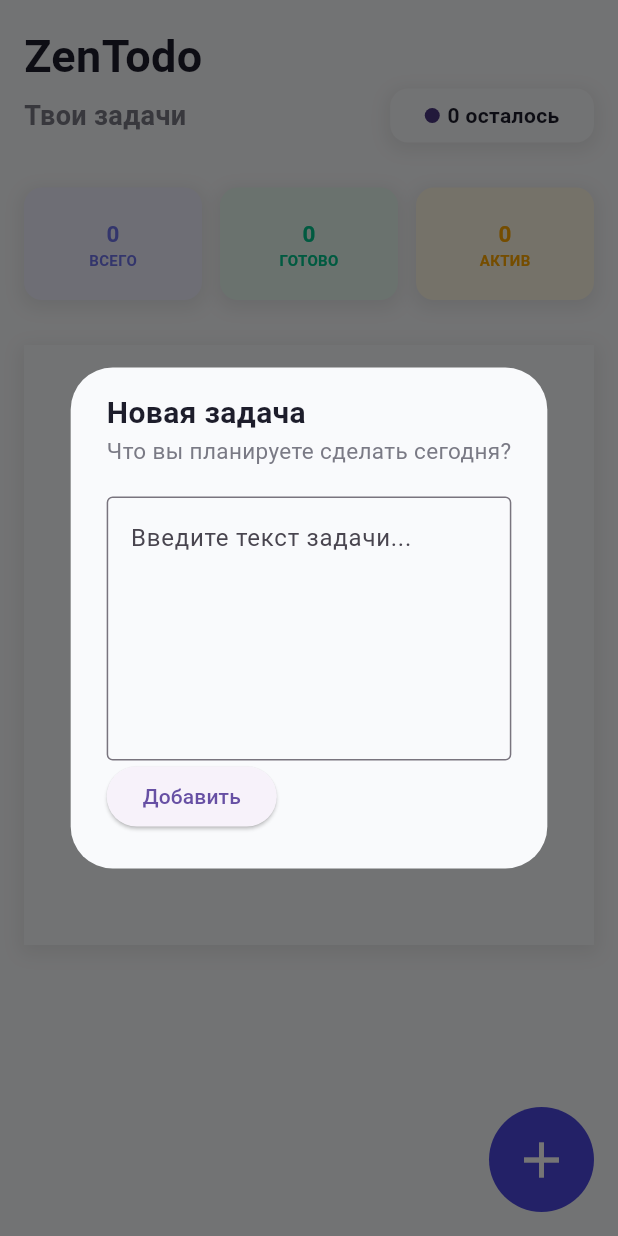
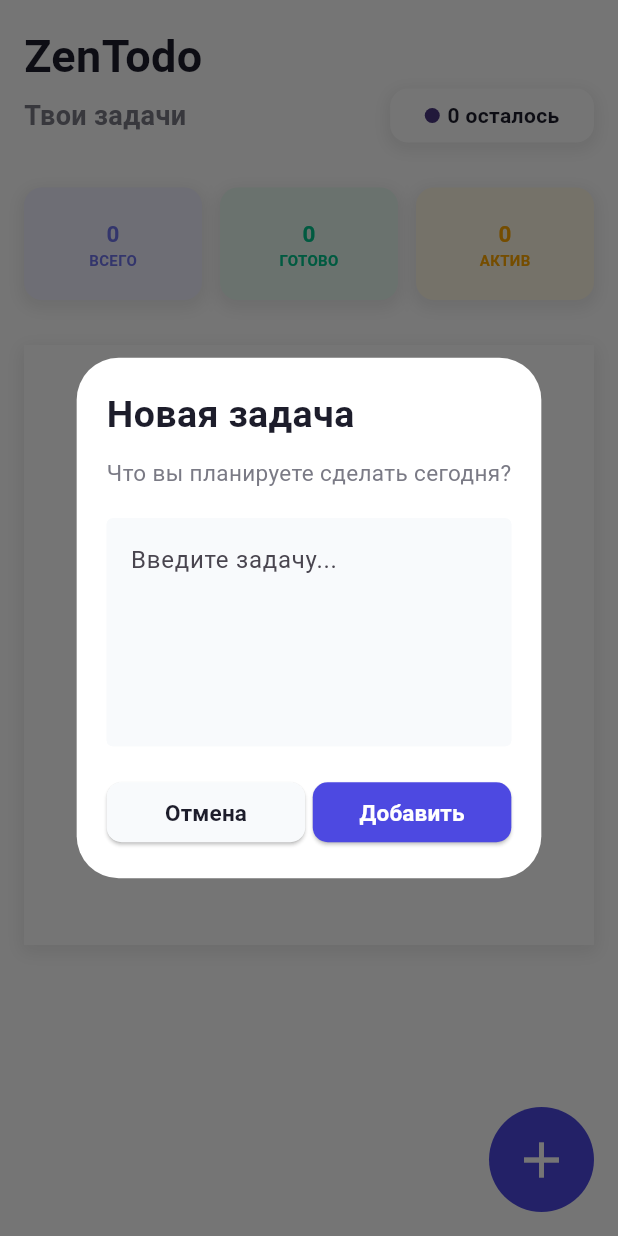
Before and after one commit to e1mirbek/Zen-Todo-App, a Flutter app: the screen it shows after launch, after a tap on the "add" icon, on a phone screen of 412 x 824 dp. Run offline on Flutter 3.47's test engine with Material 3 defaults, Android fonts, the light colour scheme and no system bars.

Commit message:
add widgets

```diff
--- a/lib/screens/add_task_screen.dart
+++ /dev/null
@@ -1,15 +0,0 @@
-import 'package:flutter/material.dart';
-
-class AddTaskScreen extends StatelessWidget {
-  const AddTaskScreen({super.key});
-
-  @override
-  Widget build(BuildContext context) {
-    return Scaffold(
-      appBar: AppBar(title: const Text("Add Task")),
-      body: const SafeArea(
-        child: Center(child: Text("This is the Add Task Screen")),
-      ),
-    );
-  }
-}
--- a/lib/screens/home_screen.dart
+++ b/lib/screens/home_screen.dart
@@ -1,6 +1,7 @@
 import 'package:flutter/material.dart';
 import 'package:zen_todo/models/task.dart';
 import 'package:zen_todo/theme/colors.dart';
+import 'package:zen_todo/widgets/task_dialog.dart';
 import 'package:zen_todo/widgets/empty_state.dart';
 import 'package:zen_todo/widgets/summary_card.dart';
 
@@ -12,7 +13,38 @@ class HomeScreen extends StatefulWidget {
 }
 
 class _HomeScreenState extends State<HomeScreen> {
-  TextEditingController taskController = TextEditingController();
+  // хранилище задач
+
+  List<Task> taskList = [];
+
+  // метод открытия AlertDialog
+
+  Future<void> _showDialog() async {
+    // Ждем (await), пока диалог откроется
+    final String? result = await showDialog<String>(
+      context: context,
+      builder: (context) => const TaskDialog(),
+    );
+    if (result != null && result.isNotEmpty) {
+      addTask(title: result);
+    }
+  }
+
+  // метод редактирование задачи
+
+  Future<void> updateTask(int index) async {
+    final currentIndex = taskList[index];
+    // открыть dialog - передавть текущий текст
+    final String? updateTask = await showDialog(
+      context: context,
+      builder: (context) => TaskDialog(initialText: currentIndex.title),
+    );
+    if (updateTask != null && updateTask.isNotEmpty) {
+      setState(() {
+        taskList[index] = Task(id: currentIndex.id, title: updateTask);
+      });
+    }
+  }
 
   // метод добавления задачи
   void addTask({required String title}) {
@@ -20,8 +52,6 @@ class _HomeScreenState extends State<HomeScreen> {
       taskList.add(
         Task(id: DateTime.now().toString(), title: title, isDone: false),
       );
-      taskController.clear();
-      back();
     });
   }
 
@@ -33,17 +63,6 @@ class _HomeScreenState extends State<HomeScreen> {
     });
   }
 
-  void back() {
-    Navigator.pop(context);
-  }
-
-  // хранилище задач
-
-  List<Task> taskList = [
-    // Task(id: "1", title: "Hello World"),
-    // Task(id: "1", title: "Hello World"),
-  ];
-
   @override
   Widget build(BuildContext context) {
     return Scaffold(
@@ -51,6 +70,7 @@ class _HomeScreenState extends State<HomeScreen> {
       body: SafeArea(
         child: Padding(
           padding: EdgeInsets.all(16.0),
+          child: SingleChildScrollView(
             child: Column(
               crossAxisAlignment: CrossAxisAlignment.start,
               children: [
@@ -153,8 +173,11 @@ class _HomeScreenState extends State<HomeScreen> {
                               "Нажмите на плюс, чтобы\n добавить новую задачу",
                         ),
                       )
-                  : Expanded(
-                      child: ListView.builder(
+                    : ListView.builder(
+                        physics:
+                            NeverScrollableScrollPhysics(), // отключаем scroll
+                        shrinkWrap:
+                            true, // занять столько высоты, сколько нужно задач
                         itemCount: taskList.length,
                         itemBuilder: (context, index) {
                           return Container(
@@ -178,13 +201,15 @@ class _HomeScreenState extends State<HomeScreen> {
                               trailing: Row(
                                 mainAxisSize: MainAxisSize.min,
                                 children: [
+                                  // метод редактирование
                                   IconButton(
-                                    onPressed: () {},
+                                    onPressed: () => updateTask(index),
                                     icon: Icon(
                                       Icons.edit_outlined,
                                       color: AppColors.cardBlueText,
                                     ),
                                   ),
+                                  // метод удаление
                                   IconButton(
                                     onPressed: () => removeTask(index: index),
                                     icon: Icon(
@@ -199,8 +224,8 @@ class _HomeScreenState extends State<HomeScreen> {
                           );
                         },
                       ),
+              ],
             ),
-            ],
           ),
         ),
       ),
@@ -208,69 +233,7 @@ class _HomeScreenState extends State<HomeScreen> {
         width: 70,
         height: 70,
         child: FloatingActionButton(
-          onPressed: () {
-            showDialog(
-              context: context,
-              builder: (context) {
-                return AlertDialog(
-                  backgroundColor: AppColors.background,
-                  content: Column(
-                    crossAxisAlignment: CrossAxisAlignment.start,
-                    mainAxisSize: MainAxisSize.min,
-                    children: [
-                      Text(
-                        "Новая задача",
-                        style: TextStyle(
-                          fontSize: 20.0,
-                          color: AppColors.mainText,
-                          fontWeight: FontWeight.bold,
-                        ),
-                      ),
-                      Text(
-                        "Что вы планируете сделать сегодня?",
-                        style: TextStyle(
-                          color: AppColors.secondaryText,
-                          fontSize: 15.0,
-                          fontWeight: FontWeight.w400,
-                        ),
-                      ),
-                      const SizedBox(height: 20.0),
-                      TextFormField(
-                        minLines: 6,
-                        maxLines: 6,
-                        controller: taskController,
-                        decoration: InputDecoration(
-                          hintText: "Введите текст задачи...",
-                          border: OutlineInputBorder(
-                            borderSide: BorderSide(
-                              color: AppColors.primaryPurple,
-                            ),
-                          ),
-                          focusedBorder: OutlineInputBorder(
-                            borderRadius: BorderRadius.circular(12.0),
-                            borderSide: const BorderSide(
-                              color: AppColors
-                                  .darkPurple, // Можно сделать потемнее/пожирнее
-                              width: 2.0,
-                            ),
-                          ),
-                        ),
-                      ),
-                      Row(
-                        children: [
-                          ElevatedButton(
-                            onPressed: () =>
-                                addTask(title: taskController.text),
-                            child: Center(child: Text("Добавить")),
-                          ),
-                        ],
-                      ),
-                    ],
-                  ),
-                );
-              },
-            );
-          },
+          onPressed: () => _showDialog(),
           backgroundColor: AppColors.primaryPurple,
           shape: const CircleBorder(),
           elevation: 0,
--- a/lib/theme/colors.dart
+++ b/lib/theme/colors.dart
@@ -2,7 +2,7 @@ import 'package:flutter/material.dart';
 
 class AppColors {
   // Основной фон
-  static const Color background = Color.fromRGBO(249, 250, 252, 1.0);
+  static const Color background = Color(0xFFFFFFFF);
 
   // Текст
   static const Color mainText = Color(0xFF1D1D2B);
@@ -13,7 +13,8 @@ class AppColors {
   static const Color bgCard = Color.fromRGBO(255, 255, 255, 1.0);
   static const Color red = Colors.red;
   // Цвет кнопки "Создать"
-  static const Color darkPurple = Color(0xFF4A3780); // Цвет иконки "+"
+  static const Color darkPurple = Color(0xFF4A3780); // Цвет иконки "+",
+  static const Color bgField = Color.fromRGBO(248, 250, 252, 1.0);
 
   // Статусы (для карточек статистики)
   // static const Color cardBlueBg = Color(0xFFEFELFF);
--- /dev/null
+++ b/lib/widgets/app_button.dart
@@ -0,0 +1,34 @@
+import 'package:flutter/material.dart';
+
+class AppButton extends StatelessWidget {
+  final String title;
+  final Color backgroundColor;
+  final Color foregroundColor;
+  final void Function() onPressed;
+  const AppButton({
+    super.key,
+    required this.title,
+    required this.backgroundColor,
+    required this.foregroundColor,
+    required this.onPressed,
+  });
+
+  @override
+  Widget build(BuildContext context) {
+    return ElevatedButton(
+      style: ElevatedButton.styleFrom(
+        shape: RoundedRectangleBorder(
+          borderRadius: BorderRadius.circular(10.0),
+        ),
+        maximumSize: Size(double.infinity, 70.0),
+        backgroundColor: backgroundColor,
+        foregroundColor: foregroundColor,
+      ),
+      onPressed: onPressed,
+      child: Text(
+        title,
+        style: TextStyle(fontSize: 15, fontWeight: FontWeight.bold),
+      ),
+    );
+  }
+}
--- a/lib/widgets/empty_state.dart
+++ b/lib/widgets/empty_state.dart
@@ -1,6 +1,8 @@
 import 'package:flutter/material.dart';
 
 import '../theme/colors.dart';
+
+// пустое состояние виджета - (когда нет задач)
 
 class EmptyState extends StatelessWidget {
   final String mainText;
--- a/lib/widgets/summary_card.dart
+++ b/lib/widgets/summary_card.dart
@@ -1,4 +1,6 @@
 import 'package:flutter/material.dart';
+
+// Виджет для отображения статистики - (всего - готов - актив)
 
 class SummaryCard extends StatelessWidget {
   final String title;
--- /dev/null
+++ b/lib/widgets/task_dialog.dart
@@ -0,0 +1,109 @@
+import 'package:flutter/material.dart';
+import 'package:zen_todo/theme/colors.dart';
+import 'package:zen_todo/widgets/app_button.dart';
+
+class TaskDialog extends StatefulWidget {
+  final String? initialText;
+  const TaskDialog({super.key, this.initialText});
+
+  @override
+  State<TaskDialog> createState() => _TaskDialogState();
+}
+
+class _TaskDialogState extends State<TaskDialog> {
+  late final TextEditingController _taskController;
+
+  // проверка если не null то рекдатируем задачу
+  bool get isEditing => widget.initialText != null;
+
+  @override
+  void initState() {
+    super.initState();
+    // Если текст передали — вставляем его, если нет пусто
+    _taskController = TextEditingController(text: widget.initialText);
+  }
+
+  @override
+  void dispose() {
+    super.dispose();
+    _taskController.dispose();
+  }
+
+  @override
+  Widget build(BuildContext context) {
+    return AlertDialog(
+      contentPadding: EdgeInsets.symmetric(horizontal: 20.0, vertical: 20.0),
+      backgroundColor: AppColors.background,
+      content: Column(
+        crossAxisAlignment: CrossAxisAlignment.start,
+        mainAxisSize: MainAxisSize.min,
+        children: [
+          Text(
+            isEditing ? "Изменить" : "Новая задача",
+            style: TextStyle(
+              fontSize: 25.0,
+              color: AppColors.mainText,
+              fontWeight: FontWeight.bold,
+            ),
+          ),
+          const SizedBox(height: 10.0),
+          Text(
+            isEditing
+                ? "Редактируйте прмяо сейчас"
+                : "Что вы планируете сделать сегодня?",
+            style: TextStyle(
+              color: AppColors.secondaryText,
+              fontSize: 15.0,
+              fontWeight: FontWeight.w400,
+            ),
+          ),
+          const SizedBox(height: 20.0),
+          TextFormField(
+            minLines: 5,
+            maxLines: 6,
+            controller: _taskController,
+            decoration: InputDecoration(
+              filled: true,
+              fillColor: AppColors.bgField,
+              hintText: "Введите задачу...",
+              enabledBorder: OutlineInputBorder(
+                borderSide: BorderSide(color: AppColors.bgField, width: 2.0),
+              ),
+              focusedBorder: OutlineInputBorder(
+                borderRadius: BorderRadius.circular(12.0),
+                borderSide: const BorderSide(
+                  color: AppColors.cardBlueText,
+                  width: 2.0,
+                ),
+              ),
+            ),
+          ),
+          const SizedBox(height: 20.0),
+          Row(
+            children: [
+              Expanded(
+                child: AppButton(
+                  title: "Отмена",
+                  backgroundColor: AppColors.bgField,
+                  foregroundColor: AppColors.mainText,
+                  onPressed: () => Navigator.pop(context),
+                ),
+              ),
+              const SizedBox(width: 5.0),
+              Expanded(
+                child: AppButton(
+                  title: isEditing ? "Изменить" : "Добавить",
+                  backgroundColor: AppColors.primaryPurple,
+                  foregroundColor: AppColors.background,
+                  // ГЛАВНОЕ ИЗМЕНЕНИЕ:
+                  // Мы не вызываем addTask(). Мы возвращаем текст тому, кто открыл диалог.
+                  onPressed: () => Navigator.pop(context, _taskController.text),
+                ),
+              ),
+            ],
+          ),
+        ],
+      ),
+    );
+  }
+}
```
Lines whose indentation alone changed are shown as unchanged.
